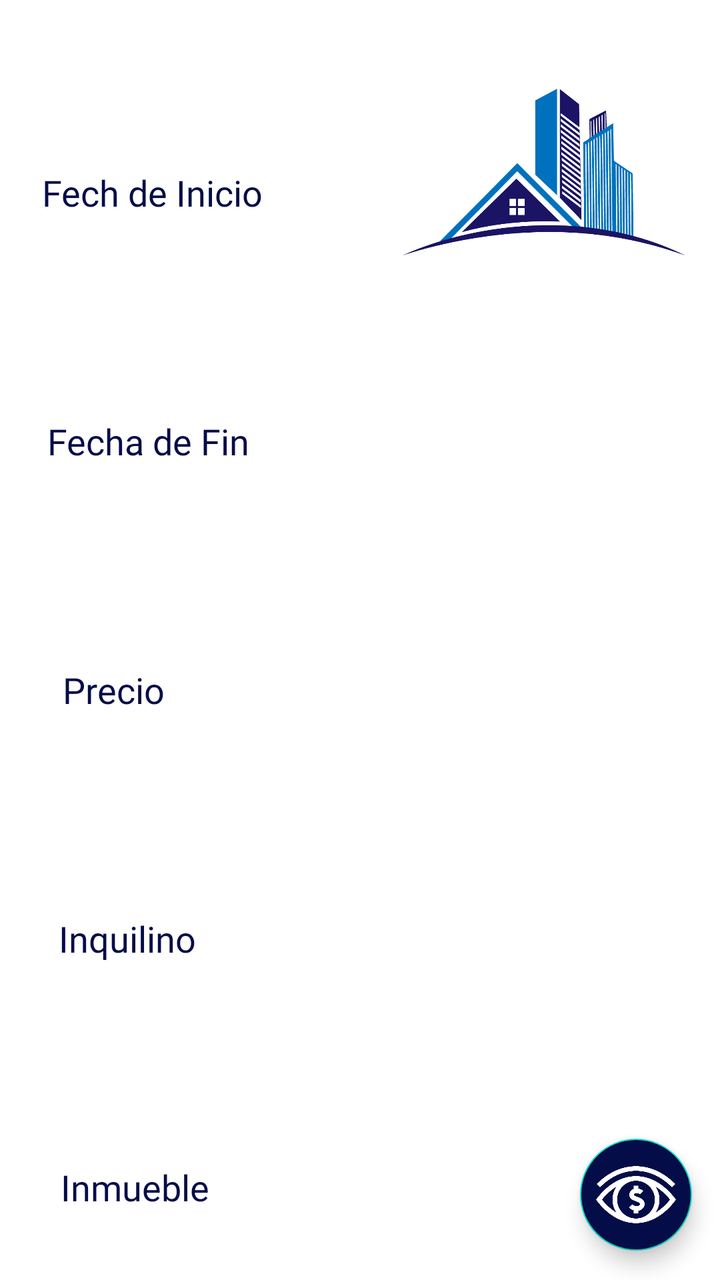
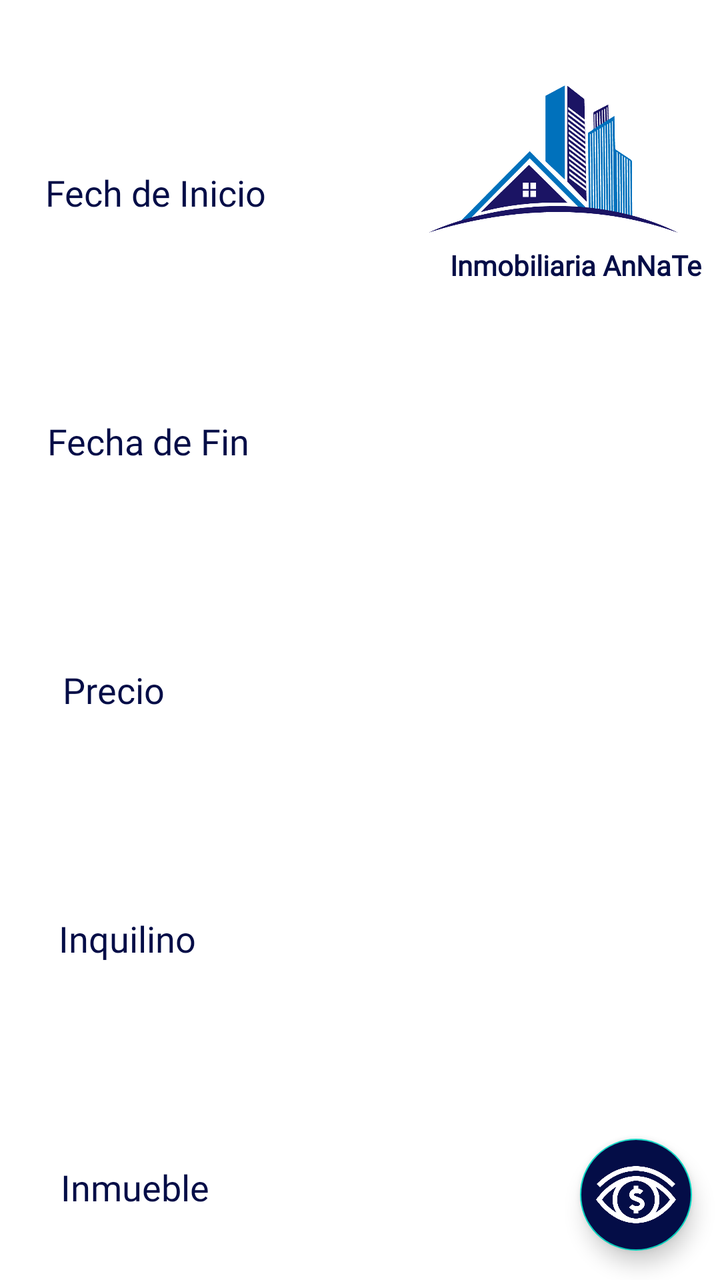

Before-and-after screenshots of an Android layout around one commit, followed by the original layout XML and the change that was made.
<!-- AndroidManifest.xml: application theme Theme.AppInmobiliaria -->
<!-- res/layout/fragment_detalle_contrato.xml -->
<?xml version="1.0" encoding="utf-8"?>
<androidx.constraintlayout.widget.ConstraintLayout xmlns:android="http://schemas.android.com/apk/res/android"
    xmlns:app="http://schemas.android.com/apk/res-auto"
    xmlns:tools="http://schemas.android.com/tools"
    android:id="@+id/rvContrato"
    android:layout_width="match_parent"
    android:layout_height="match_parent"
    tools:context=".ui.contratos.DetalleContratoFragment">

    <com.google.android.material.floatingactionbutton.FloatingActionButton
        android:id="@+id/btPagos"
        android:layout_width="wrap_content"
        android:layout_height="wrap_content"
        android:layout_gravity="bottom|end"
        android:backgroundTint="#040D47"
        app:fabSize="normal"
        app:layout_constraintBottom_toBottomOf="parent"
        app:layout_constraintEnd_toEndOf="parent"
        app:layout_constraintHorizontal_bias="0.954"
        app:layout_constraintStart_toStartOf="parent"
        app:layout_constraintTop_toTopOf="@+id/rvContrato"
        app:layout_constraintVertical_bias="0.975"
        app:maxImageSize="40dp"
        app:srcCompat="@drawable/ver_pagos"
        app:tint="@android:color/white" />

    <ImageView
        android:id="@+id/imageView3"
        android:layout_width="176dp"
        android:layout_height="172dp"
        android:src="@drawable/logo_inmo"
        app:layout_constraintEnd_toEndOf="parent"
        app:layout_constraintHorizontal_bias="1.0"
        app:layout_constraintStart_toStartOf="parent"
        app:layout_constraintTop_toTopOf="parent"
        tools:layout_editor_absoluteY="172dp" />

    <TextView
        android:id="@+id/textView18"
        android:layout_width="wrap_content"
        android:layout_height="wrap_content"
        android:layout_marginStart="15dp"
        android:layout_marginTop="84dp"
        android:fontFamily="@font/aclonica"
        android:text="Fech de Inicio"
        android:textAlignment="center"
        android:textColor="#040D47"
        android:textSize="18sp"
        app:layout_constraintEnd_toStartOf="@+id/imageView3"
        app:layout_constraintHorizontal_bias="0.097"
        app:layout_constraintStart_toStartOf="parent"
        app:layout_constraintTop_toTopOf="parent" />

    <TextView
        android:id="@+id/tvInicio"
        android:layout_width="match_parent"
        android:layout_height="40dp"
        android:layout_marginStart="15dp"
        android:layout_marginEnd="15dp"
        android:layout_marginTop="30dp"
        android:backgroundTint="#040D47"
        android:textAlignment="center"
        android:textColor="#040D47"
        android:textSize="20sp"
        android:textStyle="italic"
        app:layout_constraintEnd_toStartOf="@+id/imageView3"
        app:layout_constraintHorizontal_bias="0.192"
        app:layout_constraintStart_toStartOf="parent"
        app:layout_constraintTop_toBottomOf="@+id/textView18" />

    <TextView
        android:id="@+id/textView20"
        android:layout_width="wrap_content"
        android:layout_height="wrap_content"
        android:layout_marginStart="15dp"
        android:layout_marginTop="30dp"
        android:fontFamily="@font/aclonica"
        android:text="Fecha de Fin"
        android:textAlignment="center"
        android:textColor="#040D47"
        android:textSize="18sp"
        app:layout_constraintEnd_toEndOf="parent"
        app:layout_constraintHorizontal_bias="0.034"
        app:layout_constraintStart_toStartOf="parent"
        app:layout_constraintTop_toBottomOf="@+id/tvInicio" />

    <TextView
        android:id="@+id/tvFin"
        android:layout_width="match_parent"
        android:layout_height="40dp"
        android:layout_marginStart="15dp"
        android:layout_marginEnd="15dp"
        android:layout_marginTop="30dp"
        android:backgroundTint="#040D47"
        android:textAlignment="center"
        android:textColor="#040D47"
        android:textSize="20sp"
        android:textStyle="italic"
        app:layout_constraintEnd_toEndOf="parent"
        app:layout_constraintHorizontal_bias="0.053"
        app:layout_constraintStart_toStartOf="parent"
        app:layout_constraintTop_toBottomOf="@+id/textView20" />

    <TextView
        android:id="@+id/textView22"
        android:layout_width="wrap_content"
        android:layout_height="wrap_content"
        android:layout_marginStart="15dp"
        android:layout_marginTop="30dp"
        android:fontFamily="@font/aclonica"
        android:text="Precio"
        android:textAlignment="center"
        android:textColor="#040D47"
        android:textSize="18sp"
        app:layout_constraintEnd_toEndOf="parent"
        app:layout_constraintHorizontal_bias="0.056"
        app:layout_constraintStart_toStartOf="parent"
        app:layout_constraintTop_toBottomOf="@+id/tvFin" />

    <TextView
        android:id="@+id/tvPrecioContrato"
        android:layout_width="match_parent"
        android:layout_height="40dp"
        android:layout_marginStart="15dp"
        android:layout_marginEnd="15dp"
        android:layout_marginTop="30dp"
        android:backgroundTint="#040D47"
        android:textAlignment="center"
        android:textColor="#040D47"
        android:textSize="20sp"
        android:textStyle="italic"
        app:layout_constraintEnd_toEndOf="parent"
        app:layout_constraintHorizontal_bias="0.052"
        app:layout_constraintStart_toStartOf="parent"
        app:layout_constraintTop_toBottomOf="@+id/textView22" />

    <TextView
        android:id="@+id/textView24"
        android:layout_width="wrap_content"
        android:layout_height="wrap_content"
        android:layout_marginStart="15dp"
        android:layout_marginTop="30dp"
        android:fontFamily="@font/aclonica"
        android:text="Inquilino"
        android:textAlignment="center"
        android:textColor="#040D47"
        android:textSize="18sp"
        app:layout_constraintEnd_toEndOf="parent"
        app:layout_constraintHorizontal_bias="0.052"
        app:layout_constraintStart_toStartOf="parent"
        app:layout_constraintTop_toBottomOf="@+id/tvPrecioContrato" />

    <TextView
        android:id="@+id/tvInquilino"
        android:layout_width="match_parent"
        android:layout_height="40dp"
        android:layout_marginStart="15dp"
        android:layout_marginEnd="15dp"
        android:layout_marginTop="30dp"
        android:backgroundTint="#040D47"
        android:textAlignment="center"
        android:textColor="#040D47"
        android:textSize="20sp"
        android:textStyle="italic"
        app:layout_constraintEnd_toEndOf="parent"
        app:layout_constraintHorizontal_bias="0.053"
        app:layout_constraintStart_toStartOf="parent"
        app:layout_constraintTop_toBottomOf="@+id/textView24" />

    <TextView
        android:id="@+id/textView26"
        android:layout_width="wrap_content"
        android:layout_height="wrap_content"
        android:layout_marginStart="15dp"
        android:layout_marginTop="30dp"
        android:fontFamily="@font/aclonica"
        android:text="Inmueble"
        android:textAlignment="center"
        android:textColor="#040D47"
        android:textSize="18sp"
        app:layout_constraintEnd_toEndOf="parent"
        app:layout_constraintHorizontal_bias="0.057"
        app:layout_constraintStart_toStartOf="parent"
        app:layout_constraintTop_toBottomOf="@+id/tvInquilino" />

    <TextView
        android:id="@+id/tvInmueble"
        android:layout_width="match_parent"
        android:layout_height="40dp"
        android:layout_marginStart="15dp"
        android:layout_marginEnd="15dp"
        android:layout_marginTop="30dp"
        android:backgroundTint="#040D47"
        android:textAlignment="center"
        android:textColor="#040D47"
        android:textSize="20sp"
        android:textStyle="italic"
        app:layout_constraintEnd_toEndOf="parent"
        app:layout_constraintHorizontal_bias="1.0"
        app:layout_constraintStart_toStartOf="parent"
        app:layout_constraintTop_toBottomOf="@+id/textView26" />
</androidx.constraintlayout.widget.ConstraintLayout>
<!-- resources referenced by this layout -->
<resources>
  <!-- drawable logo_inmo: png bitmap (drawable, 30547 bytes) -->
  <!-- drawable ver_pagos: png bitmap (drawable, 19074 bytes) -->
  <style name="Theme.AppInmobiliaria" parent="Theme.MaterialComponents.DayNight.DarkActionBar">
          
          <item name="colorPrimary">@color/purple_500</item>
          <item name="colorPrimaryVariant">@color/purple_700</item>
          <item name="colorOnPrimary">@color/white</item>
          
          <item name="colorSecondary">@color/teal_200</item>
          <item name="colorSecondaryVariant">@color/teal_700</item>
          <item name="colorOnSecondary">@color/black</item>
          
          <item name="android:statusBarColor">?attr/colorPrimaryVariant</item>
          
      </style>
  <color name="purple_500">#FF6200EE</color>
  <color name="purple_700">#FF3700B3</color>
  <color name="white">#FFFFFFFF</color>
  <color name="teal_200">#FF03DAC5</color>
  <color name="teal_700">#FF018786</color>
  <color name="black">#FF000000</color>
</resources>

<!-- the commit's change to res/layout/fragment_detalle_contrato.xml (unified diff, before → after) -->
@@ -26,14 +26,30 @@
 
     <ImageView
         android:id="@+id/imageView3"
-        android:layout_width="176dp"
-        android:layout_height="172dp"
+        android:layout_width="152dp"
+        android:layout_height="159dp"
         android:src="@drawable/logo_inmo"
         app:layout_constraintEnd_toEndOf="parent"
-        app:layout_constraintHorizontal_bias="1.0"
+        app:layout_constraintHorizontal_bias="0.965"
+        app:layout_constraintStart_toStartOf="parent"
+        app:layout_constraintTop_toTopOf="parent" />
+
+    <TextView
+        android:id="@+id/textView2"
+        android:layout_width="wrap_content"
+        android:layout_height="wrap_content"
+        android:fontFamily="@font/aclonica"
+        android:text="Inmobiliaria AnNaTe"
+        android:textAlignment="center"
+        android:textColor="#040D47"
+        android:textSize="14sp"
+        android:textStyle="bold"
+        app:layout_constraintBottom_toBottomOf="@+id/imageView3"
+        app:layout_constraintEnd_toEndOf="parent"
+        app:layout_constraintHorizontal_bias="0.96"
         app:layout_constraintStart_toStartOf="parent"
         app:layout_constraintTop_toTopOf="parent"
-        tools:layout_editor_absoluteY="172dp" />
+        app:layout_constraintVertical_bias="0.878" />
 
     <TextView
         android:id="@+id/textView18"
